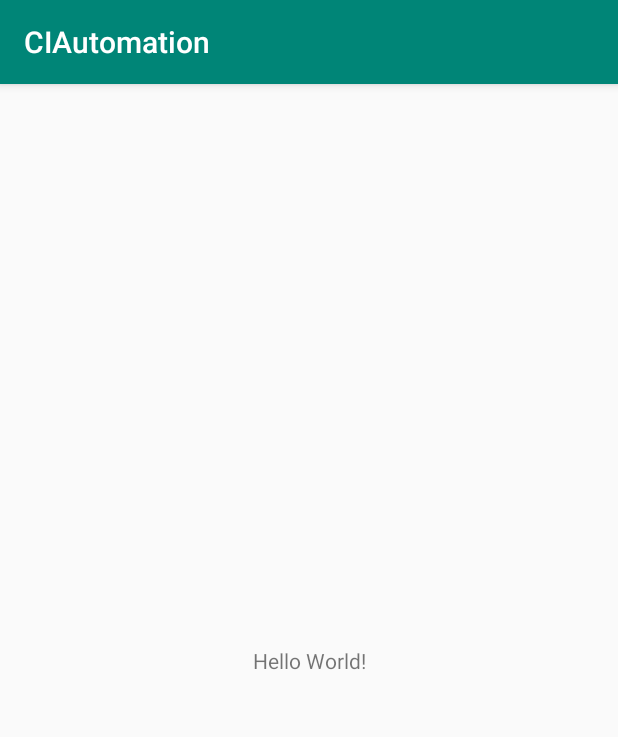
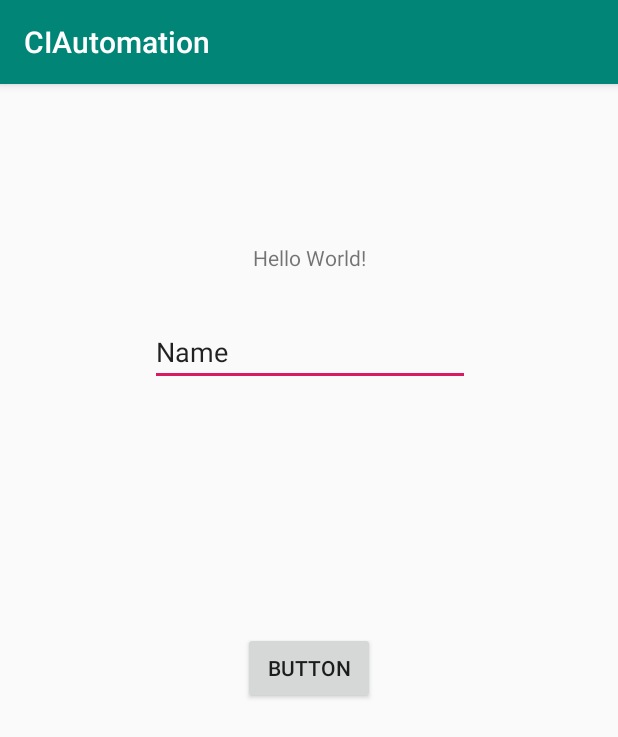
Before and after one commit to thaigiang/CIAutomation, an Android app: the screen it shows after launch (MainActivity), on a phone screen of 412 x 824 dp. Shown: the top 737 px of the screen. Run offline under Robolectric (Android 15) with nearby library versions, the phone set to English and light mode, and no system bars.

```diff
--- a/app/src/main/res/layout/activity_main.xml
+++ b/app/src/main/res/layout/activity_main.xml
@@ -7,12 +7,44 @@
     tools:context=".MainActivity">
 
     <TextView
+        android:id="@+id/textView"
         android:layout_width="wrap_content"
         android:layout_height="wrap_content"
         android:text="Hello World!"
         app:layout_constraintBottom_toBottomOf="parent"
         app:layout_constraintLeft_toLeftOf="parent"
         app:layout_constraintRight_toRightOf="parent"
+        app:layout_constraintTop_toTopOf="parent"
+        app:layout_constraintVertical_bias="0.142" />
+
+    <Button
+        android:id="@+id/button"
+        android:layout_width="wrap_content"
+        android:layout_height="wrap_content"
+        android:layout_marginStart="8dp"
+        android:layout_marginTop="8dp"
+        android:layout_marginEnd="8dp"
+        android:layout_marginBottom="8dp"
+        android:text="Button"
+        app:layout_constraintBottom_toBottomOf="parent"
+        app:layout_constraintEnd_toEndOf="parent"
+        app:layout_constraintStart_toStartOf="parent"
+        app:layout_constraintTop_toBottomOf="@+id/editText"
+        app:layout_constraintVertical_bias="0.31" />
+
+    <EditText
+        android:id="@+id/editText"
+        android:layout_width="wrap_content"
+        android:layout_height="wrap_content"
+        android:layout_marginStart="8dp"
+        android:layout_marginTop="156dp"
+        android:layout_marginEnd="8dp"
+        android:ems="10"
+        android:inputType="textPersonName"
+        android:text="Name"
+        app:layout_constraintEnd_toEndOf="parent"
+        app:layout_constraintHorizontal_bias="0.503"
+        app:layout_constraintStart_toStartOf="parent"
         app:layout_constraintTop_toTopOf="parent" />
 
 </android.support.constraint.ConstraintLayout>
```
Also changed, not shown: 1 other file.
